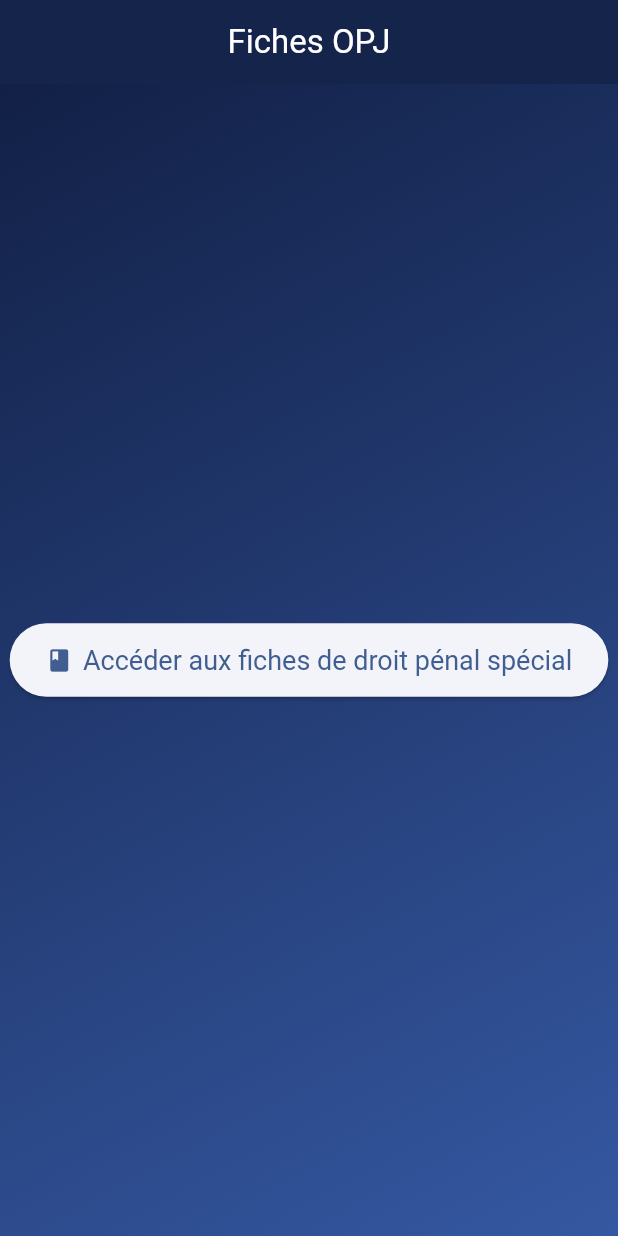
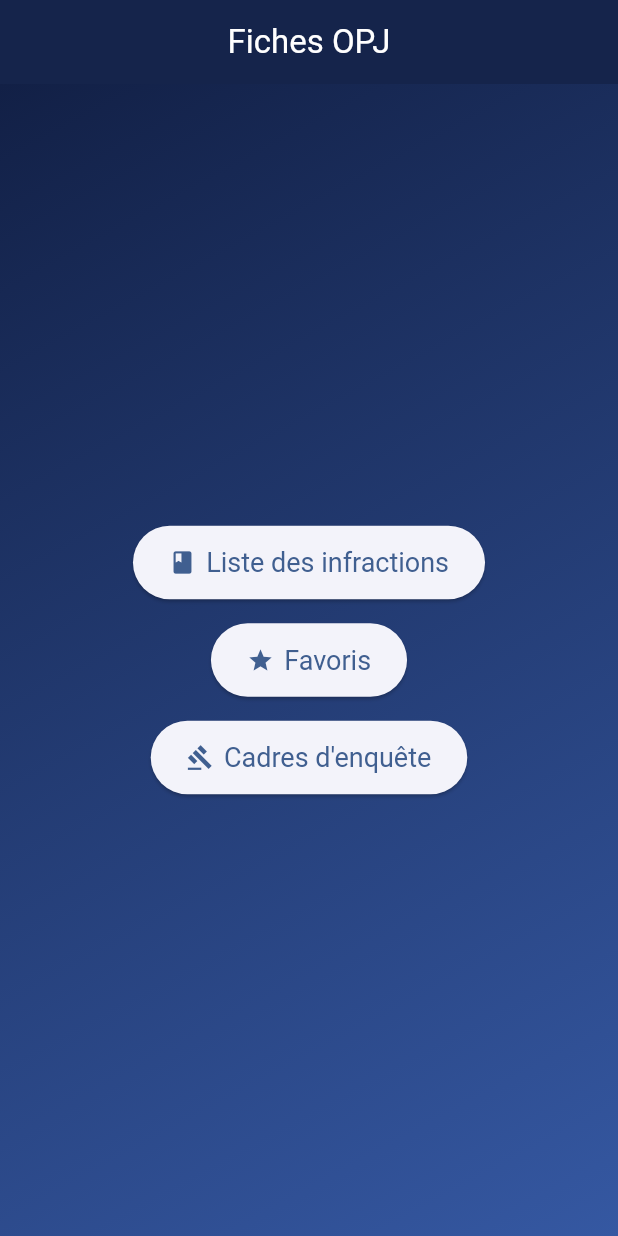
Before and after one commit to MSJ2025/droitpenalspecial, a Flutter app: the screen it shows after launch, on a phone screen of 412 x 824 dp. Run offline on Flutter 3.47's test engine with Material 3 defaults, Android fonts, the phone set to English and light mode, and no system bars; our stand-ins replace shared_preferences.

Commit message:
Ajout des favoris et des cadres d'enquete

```diff
--- /dev/null
+++ b/assets/data/cadres.json
@@ -0,0 +1,20 @@
+[
+  {
+    "id": "preliminaire",
+    "titre": "Enquête préliminaire",
+    "references": ["Articles 75 à 78 du Code de procédure pénale"],
+    "description": "Cadre juridique des enquêtes préliminaires."
+  },
+  {
+    "id": "flagrance",
+    "titre": "Enquête de flagrance",
+    "references": ["Articles 53 à 74-2 du Code de procédure pénale"],
+    "description": "Cadre juridique des enquêtes de flagrance."
+  },
+  {
+    "id": "cadavre",
+    "titre": "Découverte de cadavre",
+    "references": ["Article 74 du Code de procédure pénale"],
+    "description": "Cadre juridique lors de la découverte d'un cadavre."
+  }
+]
--- a/lib/screens/home_screen.dart
+++ b/lib/screens/home_screen.dart
@@ -1,5 +1,7 @@
 import 'package:flutter/material.dart';
 import 'fiche_list_screen.dart';
+import 'favorites_screen.dart';
+import 'cadre_list_screen.dart';
 
 class HomeScreen extends StatelessWidget {
   const HomeScreen({Key? key}) : super(key: key);
@@ -20,11 +22,15 @@ class HomeScreen extends StatelessWidget {
           ),
         ),
         child: Center(
-          child: ElevatedButton.icon(
+          child: Column(
+            mainAxisSize: MainAxisSize.min,
+            children: [
+              ElevatedButton.icon(
                 icon: const Icon(Icons.book),
-            label: const Text('Accéder aux fiches de droit pénal spécial'),
+                label: const Text('Liste des infractions'),
                 style: ElevatedButton.styleFrom(
-              padding: const EdgeInsets.symmetric(horizontal: 24, vertical: 14),
+                  padding:
+                      const EdgeInsets.symmetric(horizontal: 24, vertical: 14),
                   textStyle: const TextStyle(fontSize: 18),
                 ),
                 onPressed: () {
@@ -38,6 +44,48 @@ class HomeScreen extends StatelessWidget {
                   );
                 },
               ),
+              const SizedBox(height: 16),
+              ElevatedButton.icon(
+                icon: const Icon(Icons.star),
+                label: const Text('Favoris'),
+                style: ElevatedButton.styleFrom(
+                  padding:
+                      const EdgeInsets.symmetric(horizontal: 24, vertical: 14),
+                  textStyle: const TextStyle(fontSize: 18),
+                ),
+                onPressed: () {
+                  Navigator.of(context).push(
+                    PageRouteBuilder(
+                      pageBuilder: (_, animation, __) => FadeTransition(
+                        opacity: animation,
+                        child: const FavoritesScreen(),
+                      ),
+                    ),
+                  );
+                },
+              ),
+              const SizedBox(height: 16),
+              ElevatedButton.icon(
+                icon: const Icon(Icons.gavel),
+                label: const Text("Cadres d'enquête"),
+                style: ElevatedButton.styleFrom(
+                  padding:
+                      const EdgeInsets.symmetric(horizontal: 24, vertical: 14),
+                  textStyle: const TextStyle(fontSize: 18),
+                ),
+                onPressed: () {
+                  Navigator.of(context).push(
+                    PageRouteBuilder(
+                      pageBuilder: (_, animation, __) => FadeTransition(
+                        opacity: animation,
+                        child: const CadreListScreen(),
+                      ),
+                    ),
+                  );
+                },
+              ),
+            ],
+          ),
         ),
       ),
     );
--- a/pubspec.yaml
+++ b/pubspec.yaml
@@ -35,6 +35,7 @@ dependencies:
   # Use with the CupertinoIcons class for iOS style icons.
   cupertino_icons: ^1.0.8
   url_launcher: ^6.3.1
+  shared_preferences: ^2.2.2
 
 dev_dependencies:
   flutter_test:
@@ -61,6 +62,7 @@ flutter:
   # To add assets to your application, add an assets section, like this:
   assets:
     - assets/data/fiches.json
+    - assets/data/cadres.json
   #   - images/a_dot_ham.jpeg
 
   # An image asset can refer to one or more resolution-specific "variants", see
```
Also changed, not shown: lib/models/cadre.dart (added, +20 -0 lines), lib/screens/cadre_list_screen.dart (added, +78 -0 lines), lib/screens/favorites_screen.dart (added, +70 -0 lines), lib/screens/fiche_detail_screen.dart (+21 -4 lines), lib/utils/favorites_manager.dart (added, +27 -0 lines). Lines whose indentation alone changed are shown as unchanged.
